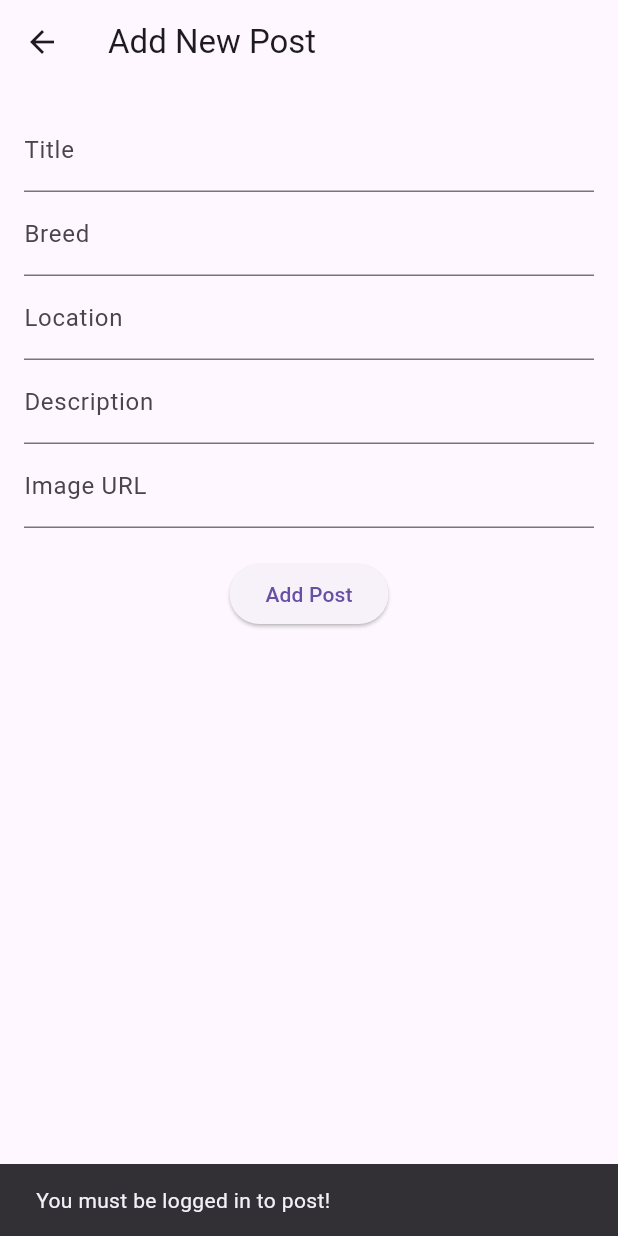
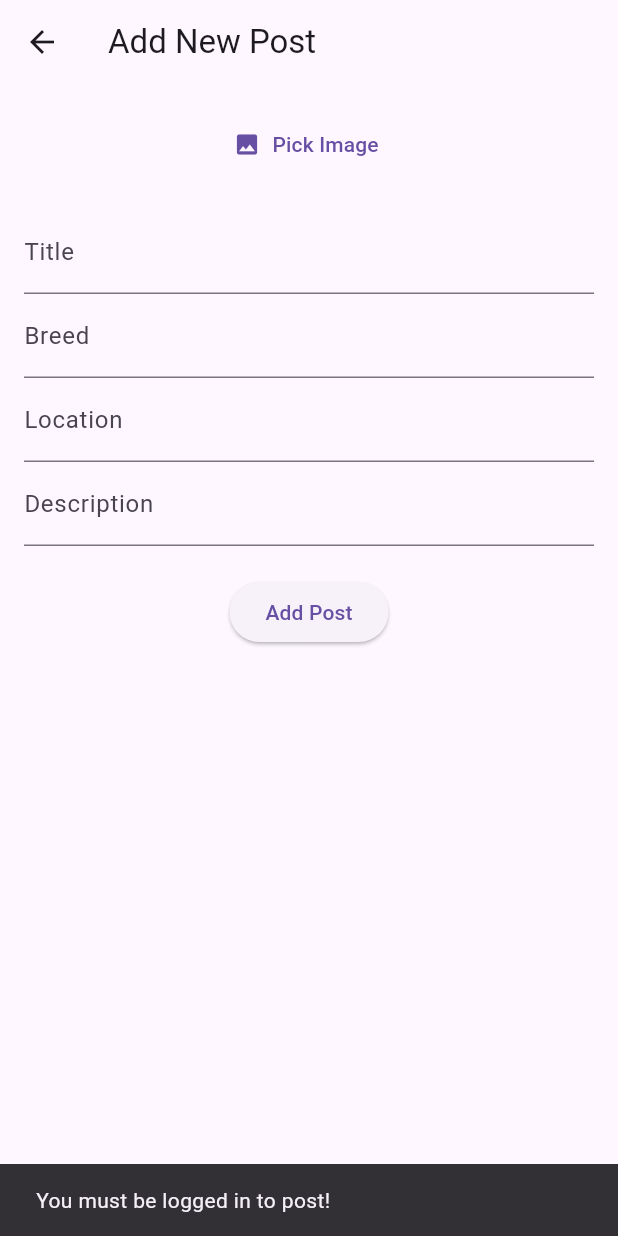
Before and after one commit to Jocho14/pethub, a Flutter app: the AddPostPage screen opened directly with empty values, after a tap on "Add Post", on a phone screen of 412 x 824 dp. Run offline on Flutter 3.47's test engine with Material 3 defaults, Android fonts, the phone set to English and light mode, and no system bars; our stand-ins replace cloud_firestore, device_preview, firebase_auth, firebase_core, firebase_storage, flutter_dotenv and 4 more; accounts and stored records are empty.

Commit message:
fix: added file upload via device & delete image url field

```diff
--- a/lib/screens/register_new_post/create_new_post_screen.dart
+++ b/lib/screens/register_new_post/create_new_post_screen.dart
@@ -1,8 +1,13 @@
 import 'package:flutter/material.dart';
 import 'package:cloud_firestore/cloud_firestore.dart';
+import 'package:firebase_storage/firebase_storage.dart';
+import 'package:image_picker/image_picker.dart';
 import 'package:pethub/models/home/PostModel.dart';
 import 'package:provider/provider.dart';
 import 'package:pethub/providers/auth/auth_provider.dart';
+import 'dart:io';
+import 'dart:typed_data'; // For Uint8List
+import 'package:flutter/foundation.dart'; // For kIsWeb
 
 class AddPostPage extends StatefulWidget {
   final Function refreshPosts;
@@ -19,17 +24,77 @@ class _AddPostPageState extends State<AddPostPage> {
   final _locationController = TextEditingController();
   final _descriptionController = TextEditingController();
   final _imageUrlController = TextEditingController();
+  XFile? _imageFile;
+  Uint8List? _webImageData; // For web image data
+  bool _isUploading = false;
 
-  // Funkcja do zapisania ogłoszenia w Firestore
+  Future<void> _pickImage() async {
+    final pickedFile =
+        await ImagePicker().pickImage(source: ImageSource.gallery);
+    if (pickedFile != null) {
+      if (kIsWeb) {
+        // For web, get the image bytes
+        _webImageData = await pickedFile.readAsBytes();
+      }
+      setState(() {
+        _imageFile = pickedFile;
+      });
+    }
+  }
+
+  Future<String?> _uploadImage(XFile image) async {
+    try {
+      final storageRef = FirebaseStorage.instance
+          .ref()
+          .child('post_images/${DateTime.now().millisecondsSinceEpoch}.jpg');
+      UploadTask uploadTask;
+      if (kIsWeb) {
+        // For web, use putData
+        uploadTask = storageRef.putData(_webImageData!);
+      } else {
+        // For mobile, use putFile
+        uploadTask = storageRef.putFile(File(image.path));
+      }
+      final snapshot = await uploadTask.whenComplete(() => {});
+      final downloadUrl = await snapshot.ref.getDownloadURL();
+      return downloadUrl;
+    } catch (e) {
+      print('Error uploading image: $e');
+      return null;
+    }
+  }
+
   Future<void> _addPost() async {
     final currentUserId =
         Provider.of<AuthProvider>(context, listen: false).user?.uid;
 
     if (currentUserId == null) {
-      // Handle the case where there is no logged-in user
       ScaffoldMessenger.of(context).showSnackBar(
         SnackBar(content: Text("You must be logged in to post!")),
       );
+      return;
+    }
+
+    if (_imageFile == null) {
+      ScaffoldMessenger.of(context).showSnackBar(
+        SnackBar(content: Text("Please select an image!")),
+      );
+      return;
+    }
+
+    setState(() {
+      _isUploading = true;
+    });
+
+    final imageUrl = await _uploadImage(_imageFile!);
+
+    if (imageUrl == null) {
+      ScaffoldMessenger.of(context).showSnackBar(
+        SnackBar(content: Text("Failed to upload image!")),
+      );
+      setState(() {
+        _isUploading = false;
+      });
       return;
     }
 
@@ -38,23 +103,37 @@ class _AddPostPageState extends State<AddPostPage> {
       'breed': _breedController.text,
       'location': _locationController.text,
       'description': _descriptionController.text,
-      'imageUrl': _imageUrlController.text,
+      'imageUrl': imageUrl,
       'date': Timestamp.now(),
       'userId': currentUserId,
     };
 
-    // Zapisz dane w kolekcji Firestore
     await FirebaseFirestore.instance.collection('animals').add(post);
 
-    // Po dodaniu ogłoszenia, wywołaj metodę refreshPosts, aby odświeżyć HomePage
     widget.refreshPosts();
 
-    // Powróć do poprzedniego ekranu
     Navigator.pop(context);
   }
 
   @override
   Widget build(BuildContext context) {
+    Widget imagePreview;
+    if (_imageFile != null) {
+      if (kIsWeb && _webImageData != null) {
+        // For web, display the image using Image.memory
+        imagePreview = Image.memory(_webImageData!);
+      } else {
+        // For mobile, display the image using Image.file
+        imagePreview = Image.file(File(_imageFile!.path));
+      }
+    } else {
+      imagePreview = TextButton.icon(
+        onPressed: _pickImage,
+        icon: Icon(Icons.image),
+        label: Text('Pick Image'),
+      );
+    }
+
     return Scaffold(
       appBar: AppBar(
         title: Text('Add New Post'),
@@ -63,6 +142,8 @@ class _AddPostPageState extends State<AddPostPage> {
         padding: const EdgeInsets.all(16.0),
         child: Column(
           children: [
+            imagePreview,
+            SizedBox(height: 20),
             TextField(
               controller: _titleController,
               decoration: InputDecoration(labelText: 'Title'),
@@ -79,15 +160,13 @@ class _AddPostPageState extends State<AddPostPage> {
               controller: _descriptionController,
               decoration: InputDecoration(labelText: 'Description'),
             ),
-            TextField(
-              controller: _imageUrlController,
-              decoration: InputDecoration(labelText: 'Image URL'),
-            ),
             SizedBox(height: 20),
-            ElevatedButton(
-              onPressed: _addPost,
-              child: Text('Add Post'),
-            ),
+            _isUploading
+                ? CircularProgressIndicator()
+                : ElevatedButton(
+                    onPressed: _addPost,
+                    child: Text('Add Post'),
+                  ),
           ],
         ),
       ),
--- a/pubspec.yaml
+++ b/pubspec.yaml
@@ -35,11 +35,13 @@ dependencies:
   device_preview: ^1.0.0
   firebase_core: ^3.7.0
   cloud_firestore: ^5.4.4
+  firebase_storage: ^12.3.5
   sign_in_button: ^3.2.0
   flutter_dotenv: ^5.2.1
   cupertino_icons: ^1.0.8
   google_sign_in: ^6.2.2
   firebase_auth: ^5.3.2
+  image_picker: ^0.8.4+4
 
 dev_dependencies:
   flutter_test:
@@ -58,6 +60,7 @@ dev_dependencies:
 # The following section is specific to Flutter packages.
 flutter:
   assets:
+    - assets/.env
     - assets/images/
     - assets/icons/
 
```
Also changed, not shown: lib/main.dart (+11 -1 lines), lib/widgets/postOnHomepage/postOnHomepage_widget.dart (+5 -3 lines), lib/firebase_options.dart, pubspec.lock, 9 other files.
